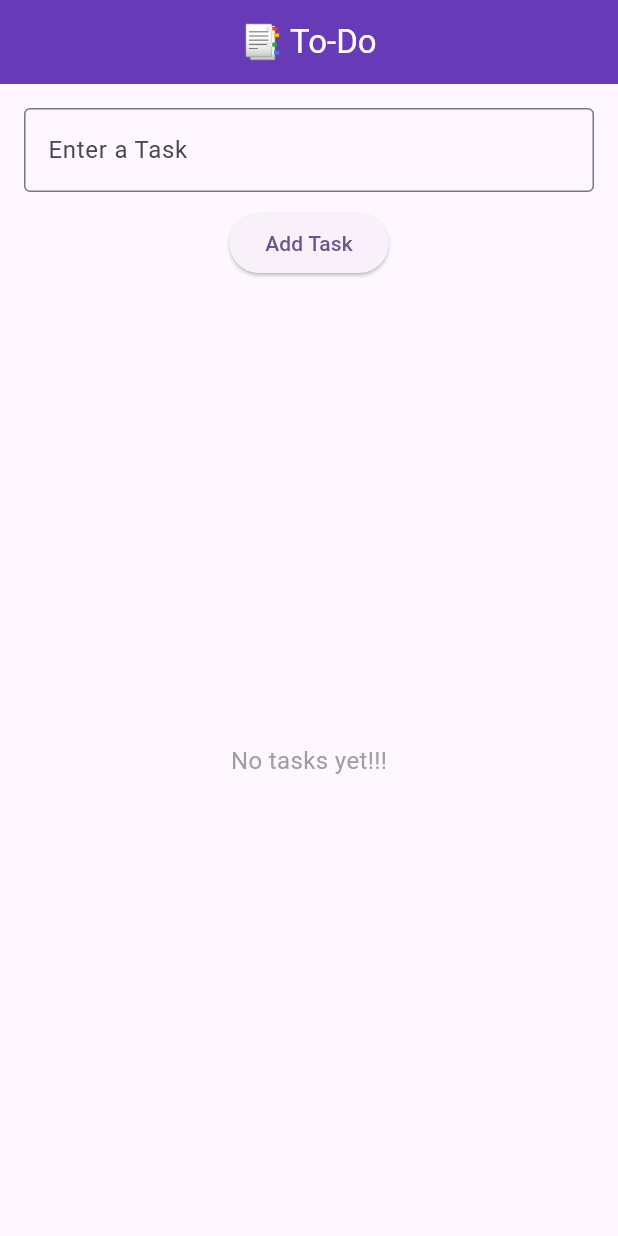
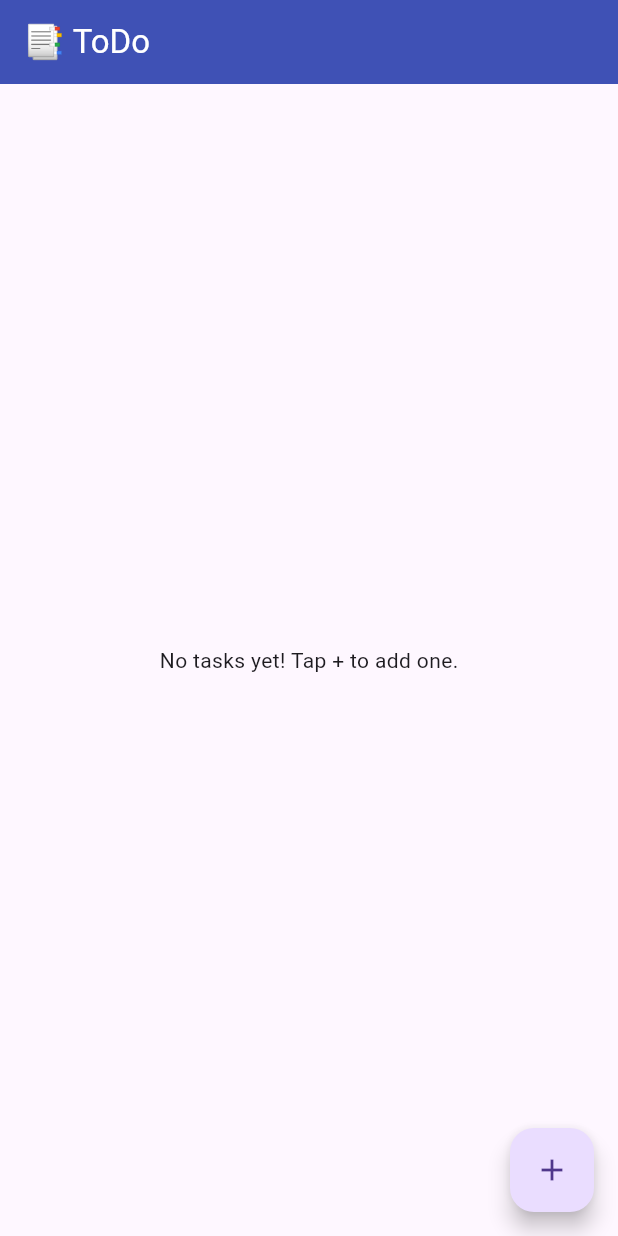
Before and after one commit to ghimireprakaash/ToDo-App, a Flutter app: the screen it shows after launch, on a phone screen of 412 x 824 dp. Run offline on Flutter 3.47's test engine with Material 3 defaults, Android fonts, the phone set to English and light mode, and no system bars.

Commit message:
feat: todo-ui-modified with fab include

```diff
--- a/lib/main.dart
+++ b/lib/main.dart
@@ -1,137 +1,26 @@
 import 'package:flutter/material.dart';
+import 'screens/home_screen.dart';
 
 void main() {
-  runApp(const MyApp());
+  return runApp(ToDoApp());
 }
 
-class MyApp extends StatelessWidget {
-  const MyApp({super.key});
+class ToDoApp extends StatelessWidget {
+  const ToDoApp({super.key});
 
   @override
   Widget build(BuildContext context) {
     return MaterialApp(
-      title: 'To-Do App',
+      title: '📑 ToDo',
       debugShowCheckedModeBanner: false,
-      // theme: ThemeData(primarySwatch: Colors.deepPurple, useMaterial3: false),
       theme: ThemeData(
-        colorScheme: ColorScheme.fromSeed(seedColor: Colors.deepPurple),
-        useMaterial3: true,
         appBarTheme: AppBarTheme(
-          backgroundColor: Colors.deepPurple,
+          backgroundColor: Colors.indigo,
           foregroundColor: Colors.white,
         ),
+        useMaterial3: true,
       ),
-      home: MyHomePage(),
+      home: HomeScreen(),
     );
   }
 }
-
-class MyHomePage extends StatefulWidget {
-  const MyHomePage({super.key});
-
-  @override
-  State<MyHomePage> createState() => _MyHomePageState();
-}
-
-class _MyHomePageState extends State<MyHomePage> {
-  final TextEditingController _controller = TextEditingController();
-  final List<String> _tasks = [];
-
-  void _addTask() {
-    final text = _controller.text.trim();
-    if (text.isNotEmpty) {
-      setState(() {
-        _tasks.add(text);
-        _controller.clear();
-      });
-    }
-  }
-
-  void _removeTask(int index) {
-    setState(() {
-      _tasks.removeAt(index);
-    });
-  }
-
-  void _confirmDelete(int index) {
-    showDialog(
-      context: context,
-      builder: (ctx) => AlertDialog(
-        title: Text('Delete Task'),
-        content: Text('Are you sure you want to delete this task?'),
-        actions: [
-          TextButton(
-            onPressed: () => Navigator.pop(ctx),
-            child: Text("Cancel"),
-          ),
-          TextButton(
-            onPressed: () {
-              Navigator.pop(ctx);
-              _removeTask(index);
-            },
-            child: Text('Delete', style: TextStyle(color: Colors.red)),
-          ),
-        ],
-      ),
-    );
-  }
-
-  @override
-  void dispose() {
-    _controller.dispose(); // Clean up controller
-    super.dispose();
-  }
-
-  @override
-  Widget build(BuildContext context) {
-    return Scaffold(
-      appBar: AppBar(
-        title: const Text('📑 To-Do'),
-        centerTitle: true,
-        // backgroundColor: Colors.deepPurple,
-        // titleTextStyle: TextStyle(fontSize: 24, fontWeight: FontWeight.bold),
-      ),
-      body: Padding(
-        padding: const EdgeInsets.all(16.0),
-        child: Column(
-          children: [
-            TextField(
-              controller: _controller,
-              decoration: const InputDecoration(
-                labelText: 'Enter a Task',
-                border: OutlineInputBorder(),
-              ),
-              onSubmitted: (_) => _addTask(),
-            ),
-            SizedBox(height: 10),
-            ElevatedButton(onPressed: _addTask, child: const Text('Add Task')),
-            SizedBox(height: 20),
-            Expanded(
-              child: _tasks.isEmpty
-                  ? const Center(
-                      child: Text(
-                        'No tasks yet!!!',
-                        style: TextStyle(fontSize: 16, color: Colors.grey),
-                      ),
-                    )
-                  : ListView.builder(
-                      itemCount: _tasks.length,
-                      itemBuilder: (context, index) {
-                        return Card(
-                          child: ListTile(
-                            title: Text(_tasks[index]),
-                            trailing: IconButton(
-                              onPressed: () => _confirmDelete(index),
-                              icon: const Icon(Icons.delete, color: Colors.red),
-                            ),
-                          ),
-                        );
-                      },
-                    ),
-            ),
-          ],
-        ),
-      ),
-    );
-  }
-}
--- /dev/null
+++ b/lib/models/task.dart
@@ -0,0 +1,6 @@
+class Task {
+  final String title;
+  final String content;
+
+  Task({required this.title, required this.content});
+}
--- /dev/null
+++ b/lib/screens/home_screen.dart
@@ -0,0 +1,47 @@
+import 'package:flutter/material.dart';
+import 'package:todo_app/models/task.dart';
+import 'package:todo_app/screens/add_task_screen.dart';
+import 'package:todo_app/widgets/task_card.dart';
+
+class HomeScreen extends StatefulWidget {
+  const HomeScreen({super.key});
+
+  @override
+  _HomeScreenState createState() => _HomeScreenState();
+}
+
+class _HomeScreenState extends State<HomeScreen> {
+  List<Task> tasks = [];
+
+  void _addTask(Task task) {
+    setState(() {
+      tasks.add(task);
+    });
+  }
+
+  @override
+  Widget build(BuildContext context) {
+    return Scaffold(
+      appBar: AppBar(title: const Text('📑 ToDo')),
+      body: tasks.isEmpty
+          ? Center(child: Text('No tasks yet! Tap + to add one.'))
+          : ListView.builder(
+              itemCount: tasks.length,
+              itemBuilder: (context, index) => TaskCard(task: tasks[index]),
+            ),
+      floatingActionButton: FloatingActionButton(
+        onPressed: () async {
+          final result = await Navigator.push(
+            context,
+            MaterialPageRoute(builder: (_) => AddTaskScreen()),
+          );
+
+          if (result != null && result is Task) {
+            _addTask(result);
+          }
+        },
+        child: Icon(Icons.add),
+      ),
+    );
+  }
+}
```
Also changed, not shown: lib/screens/add_task_screen.dart (added, +15 -0 lines), lib/widgets/task_card.dart (added, +13 -0 lines).
